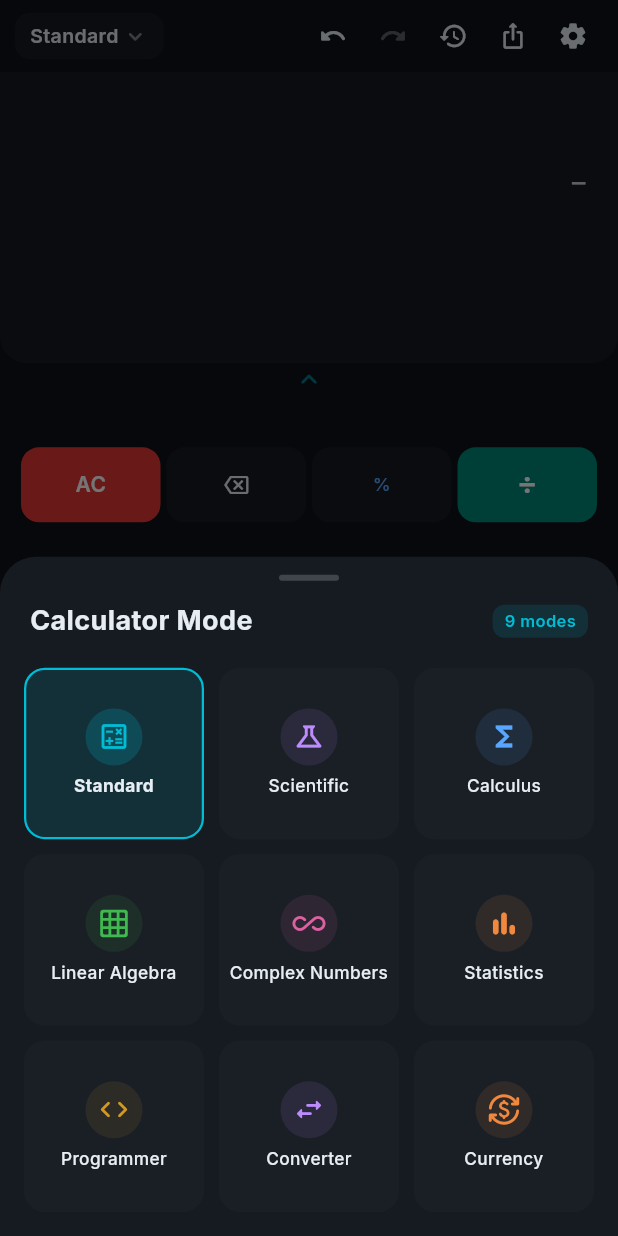
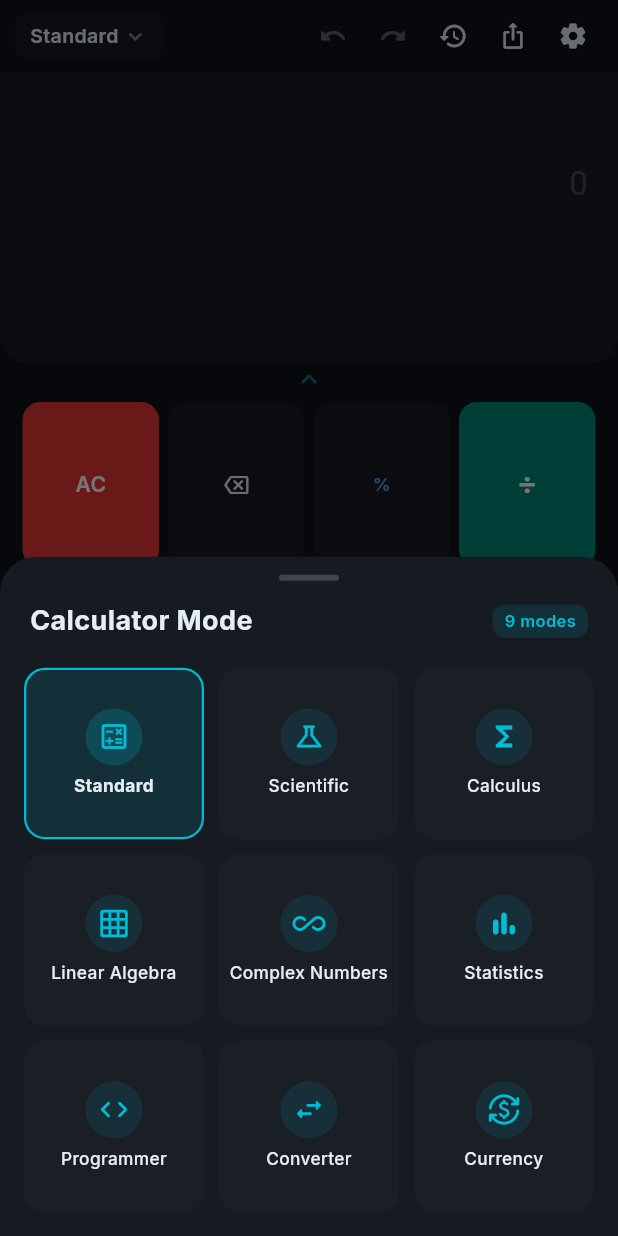
Before and after one commit to CR3-Architect/CalcPro, a Flutter app: the screen it shows after launch, after a tap on "Standard", on a phone screen of 412 x 824 dp. Run offline on Flutter 3.47's test engine with Material 3 defaults, Android fonts, the phone set to English and light mode, and no system bars; our stand-ins replace flutter_bloc, google_fonts, share_plus, shared_preferences; Roboto replaces fonts that are missing (Roboto Mono).

Commit message:
fix: single accent color for mode sheet, zero vertical button padding (tight rows)
- Mode sheet: all 9 icons/borders now use electricCyan only (professional)
- CalcButton: vertical padding 0 (rows flush, no gaps)
- Removed hardcoded HapticFeedback (setting controls it)

```diff
--- a/lib/presentation/screens/calculator_screen.dart
+++ b/lib/presentation/screens/calculator_screen.dart
@@ -53,18 +53,6 @@
       CalcMode.currency: Icons.currency_exchange_rounded,
     };
 
-    final colors = <CalcMode, Color>{
-      CalcMode.standard: ColorTokens.electricCyan,
-      CalcMode.scientific: ColorTokens.accentPurple,
-      CalcMode.calculus: ColorTokens.accentBlue,
-      CalcMode.matrix: ColorTokens.accentGreen,
-      CalcMode.complex: ColorTokens.accentPink,
-      CalcMode.stats: ColorTokens.accentOrange,
-      CalcMode.programmer: ColorTokens.accentYellow,
-      CalcMode.unitConverter: ColorTokens.accentPurple,
-      CalcMode.currency: ColorTokens.accentOrange,
-    };
-
     showModalBottomSheet<void>(
       context: context,
       backgroundColor: surface,
@@ -112,9 +100,9 @@
                           color: ColorTokens.electricCyan.withOpacity(0.12),
                           borderRadius: BorderRadius.circular(8),
                         ),
-                        child: Text(
-                          '${CalcMode.values.length} modes',
-                          style: const TextStyle(
+                        child: const Text(
+                          '9 modes',
+                          style: TextStyle(
                             fontSize: 11,
                             fontWeight: FontWeight.w600,
                             color: ColorTokens.electricCyan,
@@ -140,7 +128,6 @@
                     itemBuilder: (ctx, i) {
                       final mode = CalcMode.values[i];
                       final selected = mode == current;
-                      final accent = colors[mode] ?? ColorTokens.electricCyan;
                       return Material(
                         color: Colors.transparent,
                         child: InkWell(
@@ -151,10 +138,14 @@
                           },
                           child: Container(
                             decoration: BoxDecoration(
-                            color: selected ? accent.withOpacity(0.12) : surfaceVar.withOpacity(0.4),
+                              color: selected
+                                  ? ColorTokens.electricCyan.withOpacity(0.12)
+                                  : surfaceVar.withOpacity(0.4),
                               borderRadius: BorderRadius.circular(14),
                               border: Border.all(
-                              color: selected ? accent : Colors.transparent,
+                                color: selected
+                                    ? ColorTokens.electricCyan
+                                    : Colors.transparent,
                                 width: 1.5,
                               ),
                             ),
@@ -164,13 +155,14 @@
                                 Container(
                                   padding: const EdgeInsets.all(8),
                                   decoration: BoxDecoration(
-                                  color: accent.withOpacity(selected ? 0.2 : 0.1),
+                                    color: ColorTokens.electricCyan
+                                        .withOpacity(selected ? 0.2 : 0.1),
                                     shape: BoxShape.circle,
                                   ),
                                   child: Icon(
                                     icons[mode] ?? Icons.calculate_outlined,
                                     size: 22,
-                                  color: accent,
+                                    color: ColorTokens.electricCyan,
                                   ),
                                 ),
                                 const SizedBox(height: 6),
@@ -178,7 +170,8 @@
                                   mode.displayName,
                                   style: TextStyle(
                                     fontSize: 11.5,
-                                  fontWeight: selected ? FontWeight.w700 : FontWeight.w500,
+                                    fontWeight:
+                                        selected ? FontWeight.w700 : FontWeight.w500,
                                     color: fg,
                                   ),
                                   textAlign: TextAlign.center,
--- a/lib/presentation/widgets/keypad/calc_button.dart
+++ b/lib/presentation/widgets/keypad/calc_button.dart
@@ -143,11 +143,7 @@
     return Expanded(
       flex: flex,
       child: Padding(
-        padding: const EdgeInsets.symmetric(horizontal: 2, vertical: 2),
-        child: Center(
-          child: SizedBox(
-            height: height ?? 50,
-            width: double.infinity,
+        padding: const EdgeInsets.symmetric(horizontal: 3, vertical: 0),
         child: Material(
           color: _bgColor(isDark),
           borderRadius: BorderRadius.circular(12),
@@ -155,11 +151,12 @@
           child: InkWell(
             borderRadius: BorderRadius.circular(12),
             onTap: onPressed,
+            child: SizedBox(
+              height: height,
               child: Center(
                 child: icon != null
                     ? Icon(icon, size: 16, color: _iconColor(isDark))
                     : Text(text, style: CalcStyles.forType(type, isDark)),
-                ),
               ),
             ),
           ),
```
Lines whose indentation alone changed are shown as unchanged.
